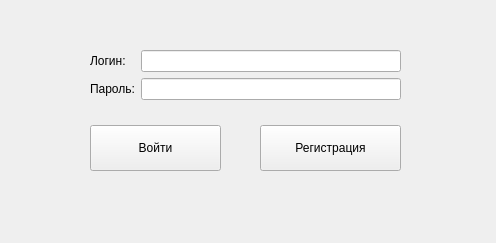
Zakhy1/pyqt-database-app, file auth.ui: the form before one commit.
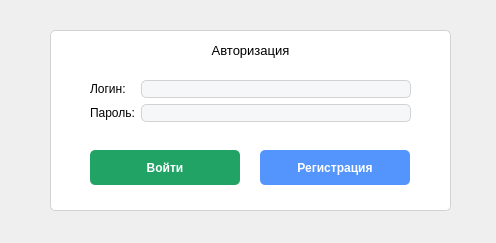
The form after the commit. Icons and pictures are not drawn.

```diff
--- a/auth.ui
+++ b/auth.ui
@@ -35,54 +35,102 @@
    <property name="geometry">
     <rect>
      <x>90</x>
-     <y>50</y>
-     <width>311</width>
+     <y>80</y>
+     <width>321</width>
      <height>61</height>
     </rect>
    </property>
    <layout class="QFormLayout" name="formLayout">
     <item row="0" column="0">
      <widget class="QLabel" name="label">
+      <property name="font">
+       <font>
+        <family>Microsoft YaHei UI</family>
+        <pointsize>9</pointsize>
+       </font>
+      </property>
       <property name="text">
        <string>Логин:</string>
       </property>
      </widget>
     </item>
     <item row="0" column="1">
-     <widget class="QLineEdit" name="lineEdit"/>
+     <widget class="QLineEdit" name="lineEdit">
+      <property name="font">
+       <font>
+        <family>Microsoft YaHei UI</family>
+        <pointsize>9</pointsize>
+       </font>
+      </property>
+      <property name="styleSheet">
+       <string notr="true">background-color: #F6F7F9;
+border: 1px solid #D1D2D4;
+border-radius: 5%;</string>
+      </property>
+     </widget>
     </item>
     <item row="1" column="0">
      <widget class="QLabel" name="label_2">
+      <property name="font">
+       <font>
+        <family>Microsoft YaHei UI</family>
+        <pointsize>9</pointsize>
+       </font>
+      </property>
       <property name="text">
        <string>Пароль:</string>
       </property>
      </widget>
     </item>
     <item row="1" column="1">
-     <widget class="QLineEdit" name="lineEdit_2"/>
+     <widget class="QLineEdit" name="lineEdit_2">
+      <property name="font">
+       <font>
+        <family>Microsoft YaHei UI</family>
+        <pointsize>9</pointsize>
+       </font>
+      </property>
+      <property name="styleSheet">
+       <string notr="true">background-color: #F6F7F9;
+border: 1px solid #D1D2D4;
+border-radius: 5%;</string>
+      </property>
+      <property name="echoMode">
+       <enum>QLineEdit::Password</enum>
+      </property>
+     </widget>
     </item>
    </layout>
   </widget>
   <widget class="QPushButton" name="pushButton">
    <property name="geometry">
     <rect>
-     <x>60</x>
-     <y>110</y>
-     <width>191</width>
-     <height>61</height>
+     <x>90</x>
+     <y>150</y>
+     <width>150</width>
+     <height>35</height>
     </rect>
    </property>
    <property name="minimumSize">
     <size>
-     <width>0</width>
-     <height>0</height>
+     <width>150</width>
+     <height>35</height>
     </size>
    </property>
+   <property name="font">
+    <font>
+     <pointsize>9</pointsize>
+     <weight>75</weight>
+     <bold>true</bold>
+    </font>
+   </property>
+   <property name="cursor">
+    <cursorShape>PointingHandCursor</cursorShape>
+   </property>
    <property name="styleSheet">
-    <string notr="true">margin-left: 30px;
-margin-right: 30px;
-margin-top: 15px
-</string>
+    <string notr="true">border-radius: 5%;
+background-color: #21A366;
+color: white;</string>
    </property>
    <property name="text">
     <string>Войти</string>
@@ -91,23 +139,32 @@
   <widget class="QPushButton" name="pushButton_2">
    <property name="geometry">
     <rect>
-     <x>230</x>
-     <y>110</y>
-     <width>201</width>
-     <height>61</height>
+     <x>260</x>
+     <y>150</y>
+     <width>150</width>
+     <height>35</height>
     </rect>
    </property>
    <property name="minimumSize">
     <size>
-     <width>0</width>
-     <height>0</height>
+     <width>150</width>
+     <height>35</height>
     </size>
    </property>
+   <property name="font">
+    <font>
+     <pointsize>9</pointsize>
+     <weight>75</weight>
+     <bold>true</bold>
+    </font>
+   </property>
+   <property name="cursor">
+    <cursorShape>PointingHandCursor</cursorShape>
+   </property>
    <property name="styleSheet">
-    <string notr="true">margin-left: 30px;
-margin-right: 30px;
-margin-top: 15px
-</string>
+    <string notr="true">border-radius: 5%;
+background-color: #5394FD;
+color: white;</string>
    </property>
    <property name="text">
     <string>Регистрация</string>
@@ -116,16 +173,71 @@
   <widget class="QLabel" name="label_3">
    <property name="geometry">
     <rect>
-     <x>90</x>
-     <y>20</y>
-     <width>311</width>
-     <height>16</height>
+     <x>50</x>
+     <y>40</y>
+     <width>401</width>
+     <height>20</height>
     </rect>
    </property>
+   <property name="font">
+    <font>
+     <family>Microsoft YaHei UI</family>
+     <pointsize>10</pointsize>
+    </font>
+   </property>
    <property name="text">
-    <string/>
+    <string>Авторизация</string>
    </property>
+   <property name="alignment">
+    <set>Qt::AlignCenter</set>
+   </property>
   </widget>
+  <widget class="QFrame" name="frame">
+   <property name="geometry">
+    <rect>
+     <x>-10</x>
+     <y>-10</y>
+     <width>511</width>
+     <height>261</height>
+    </rect>
+   </property>
+   <property name="styleSheet">
+    <string notr="true">background-image: url(:/backs/back-image.png);</string>
+   </property>
+   <property name="frameShape">
+    <enum>QFrame::StyledPanel</enum>
+   </property>
+   <property name="frameShadow">
+    <enum>QFrame::Raised</enum>
+   </property>
+  </widget>
+  <widget class="QFrame" name="frame_2">
+   <property name="geometry">
+    <rect>
+     <x>50</x>
+     <y>30</y>
+     <width>401</width>
+     <height>181</height>
+    </rect>
+   </property>
+   <property name="styleSheet">
+    <string notr="true">background-color: white;
+border-radius: 5%;
+border: 1px solid #D1D2D4</string>
+   </property>
+   <property name="frameShape">
+    <enum>QFrame::StyledPanel</enum>
+   </property>
+   <property name="frameShadow">
+    <enum>QFrame::Raised</enum>
+   </property>
+  </widget>
+  <zorder>frame</zorder>
+  <zorder>frame_2</zorder>
+  <zorder>formLayoutWidget</zorder>
+  <zorder>pushButton</zorder>
+  <zorder>pushButton_2</zorder>
+  <zorder>label_3</zorder>
  </widget>
  <resources/>
  <connections/>
```
Left out of the diff: 4 changed lines with no effect on the pictures.
